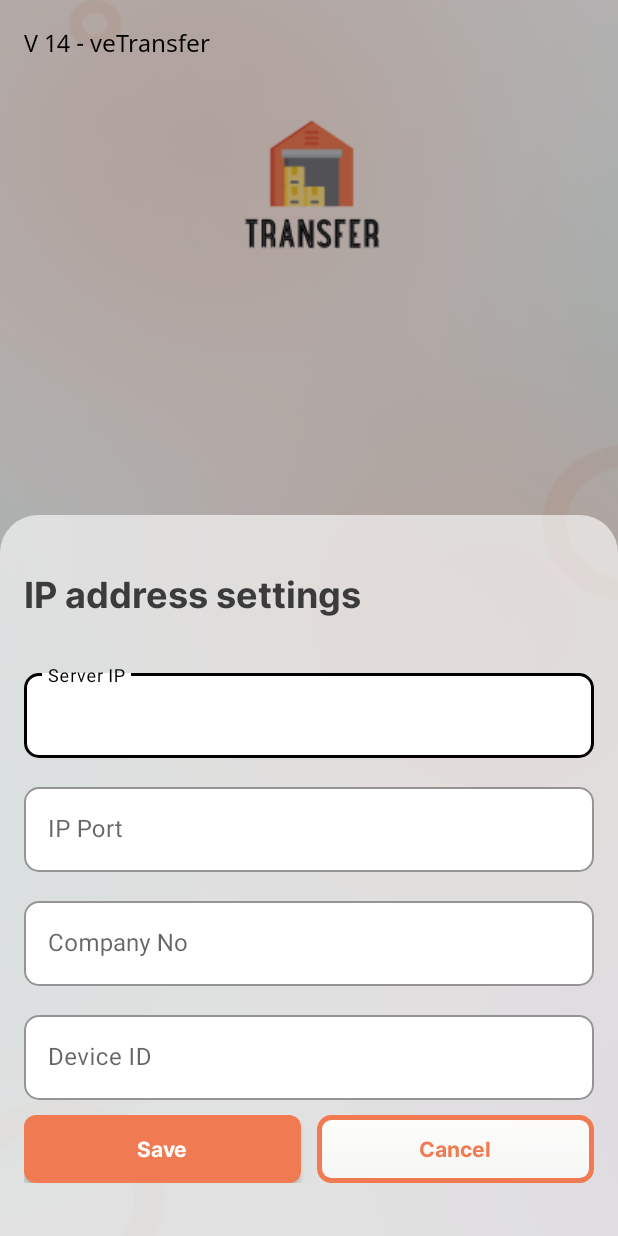
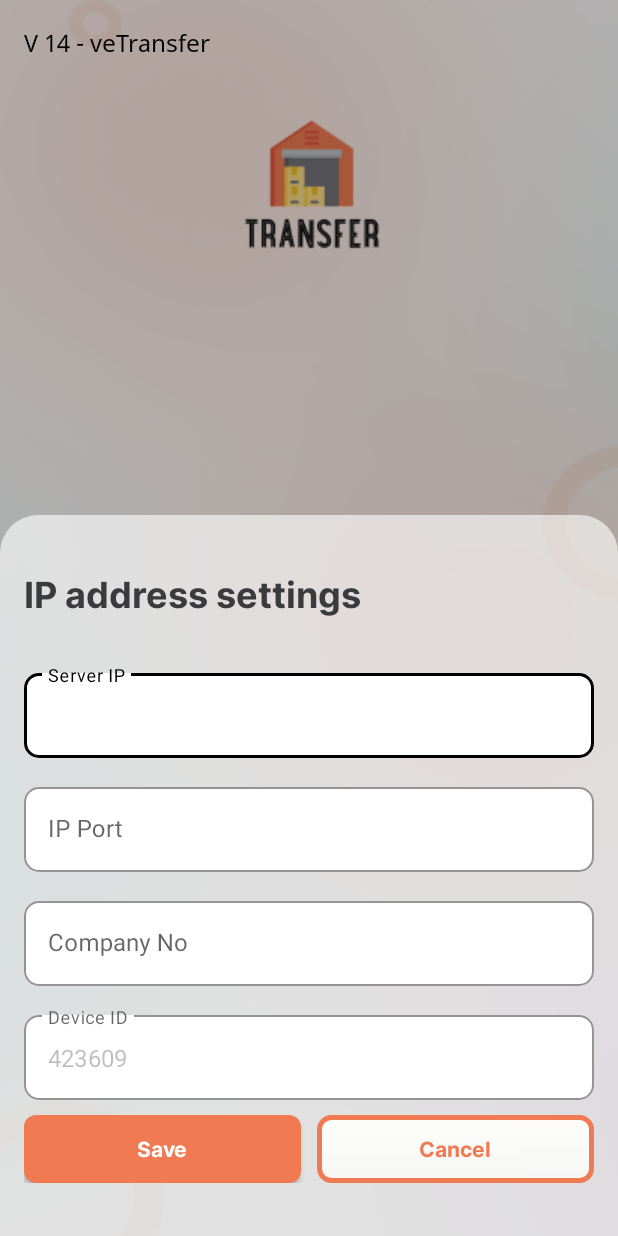
Before and after one commit to android-falcon/-Transfer_data, an Android app: the Login screen opened directly, with no data from a screen before it, after a tap on "LOGIN", on a phone screen of 412 x 824 dp. Run offline under Robolectric (Android 15) with nearby library versions, the phone set to English and light mode, and no system bars; our stand-ins replace Room's generated code; libraries missing offline, so code that uses them is left out: cn.pedant.

Commit message:
get data

```diff
--- a/app/src/main/java/com/hiaryabeer/transferapp/Activities/Login.java
+++ b/app/src/main/java/com/hiaryabeer/transferapp/Activities/Login.java
@@ -36,6 +36,7 @@ import com.hiaryabeer.transferapp.appSettings;
 
 import java.util.ArrayList;
 import java.util.List;
+import java.util.Random;
 
 public class Login extends AppCompatActivity {
     private Button login;
@@ -253,6 +254,7 @@ public class Login extends AppCompatActivity {
         login.setOnClickListener(onClickListener);
         request_ip_ = findViewById(R.id.request_ip_);
         request_ip_.setOnClickListener(onClickListener);
+        generalMethod=new GeneralMethod(this);
 
     }
 
@@ -294,6 +296,7 @@ public class Login extends AppCompatActivity {
         } else {
             checkboxQtyCheck.setVisibility(View.VISIBLE);
         }
+
 
         // conNO.setEnabled(false);
         //  years.setEnabled(false);
@@ -354,6 +357,7 @@ public class Login extends AppCompatActivity {
             //  years.setText(appSettings.get(0).getYears());
             try {
                 deviceId.setText(appSettings.get(0).getDeviceId());
+                deviceId.setEnabled(false);
             } catch (Exception e) {
                 Log.e("deviceId", "" + e.getMessage());
             }
@@ -375,8 +379,10 @@ public class Login extends AppCompatActivity {
 
         } else {
             //  if(ip.getText().toString().equals(""))
-            ip.setEnabled(true);
-            // usernum.setText(SET_userNO);
+             ip.setEnabled(true);
+             String deviceNo=getDeviceNo();
+             deviceId.setText(deviceNo.trim());
+             deviceId.setEnabled(false);
 
             //   else ip.setEnabled(false);
         }
@@ -450,6 +456,19 @@ public class Login extends AppCompatActivity {
 
     }
 
+    private String getDeviceNo() {
+
+        Random rand = new Random();
+        String id = generalMethod.convertToEnglish( String.format("%04d", rand.nextInt(10000)));
+        String dat=generalMethod.getCurentTimeDate(2);
+        Log.e("randomNo","id="+id+"\t"+dat);
+        dat=dat.substring(6);
+        id=id+dat;
+
+        Log.e("randomNo","id="+id+"\t"+dat);
+        return  id;
+    }
+
     private void getDataZone() {
         appSettings = new ArrayList();
         try {
--- a/app/src/main/java/com/hiaryabeer/transferapp/Models/GeneralMethod.java
+++ b/app/src/main/java/com/hiaryabeer/transferapp/Models/GeneralMethod.java
@@ -24,10 +24,12 @@ public class GeneralMethod {
     public RoomAllData my_dataBase;
     public appSettings settings;
     List<appSettings> appSettingsList = new ArrayList<>();
+    private Calendar myCalendar;
 
     public GeneralMethod(Context context) {
         this.myContext = context;
         my_dataBase = RoomAllData.getInstanceDataBase(myContext);
+        myCalendar = Calendar.getInstance();
     }
 
     public static void showSweetDialog(Context context, int type, String title, String content) {
@@ -61,7 +63,7 @@ public class GeneralMethod {
         String dateCurent = "", timeCurrent, dateTime = "";
         Date currentTimeAndDate;
         SimpleDateFormat dateFormat, timeformat;
-        currentTimeAndDate = Calendar.getInstance().getTime();
+        currentTimeAndDate = myCalendar.getTime();
         if (flag == 1)// return date
         {
 
@@ -72,7 +74,7 @@ public class GeneralMethod {
         } else {
             if (flag == 2)// return time
             {
-                timeformat = new SimpleDateFormat("hh:mm");
+                timeformat = new SimpleDateFormat("hh:mm:ss");
                 dateCurent = timeformat.format(currentTimeAndDate);
                 dateTime = convertToEnglish(dateCurent);
             }
--- a/app/src/main/res/layout/activity_login.xml
+++ b/app/src/main/res/layout/activity_login.xml
@@ -72,7 +72,7 @@
             android:layout_width="match_parent"
             android:layout_height="wrap_content"
             android:layout_marginTop="30dp"
-            android:hint="Username"
+            android:hint="@string/Username"
             app:boxBackgroundColor="@color/white"
             app:boxCornerRadiusBottomEnd="10dp"
             app:boxCornerRadiusBottomStart="10dp"
--- a/app/src/main/res/layout/activity_transfer_reports.xml
+++ b/app/src/main/res/layout/activity_transfer_reports.xml
@@ -122,7 +122,7 @@
                 android:layout_height="wrap_content"
                 android:layout_weight="0.25"
                 android:fontFamily="@font/poppins_semibold_600"
-                android:text="Transfer No. :"
+                android:text="@string/TransferNo"
                 android:textColor="@color/black"
                 android:textSize="14sp" />
 
--- a/app/src/main/res/layout/ip_setting_dialog.xml
+++ b/app/src/main/res/layout/ip_setting_dialog.xml
@@ -135,7 +135,6 @@
             app:boxCornerRadiusBottomStart="10dp"
             app:boxCornerRadiusTopEnd="10dp"
             app:boxCornerRadiusTopStart="10dp"
-            app:endIconMode="clear_text"
             app:hintTextColor="@color/black"
             app:boxStrokeColor="@color/black">
 
--- a/app/src/main/res/values/strings.xml
+++ b/app/src/main/res/values/strings.xml
@@ -214,6 +214,7 @@ This barcode is not available in this PO, do you want to add it? </string>
     <string name="transfer_date_">Transfer Date :</string>
     <string name="transfer_no_">Transfer No. :</string>
     <string name="search_item_">Search Item :</string>
+    <string name="Username">Username</string>
 
 
 </resources>
```
Also changed, not shown: app/src/main/java/com/hiaryabeer/transferapp/Activities/MainActivity.java (+8 -7 lines), app/src/main/java/com/hiaryabeer/transferapp/Activities/TransferReports.java (+20 -2 lines), app/src/main/java/com/hiaryabeer/transferapp/Models/CompanyInfo.java (line endings or trailing spaces), 1 other file.
